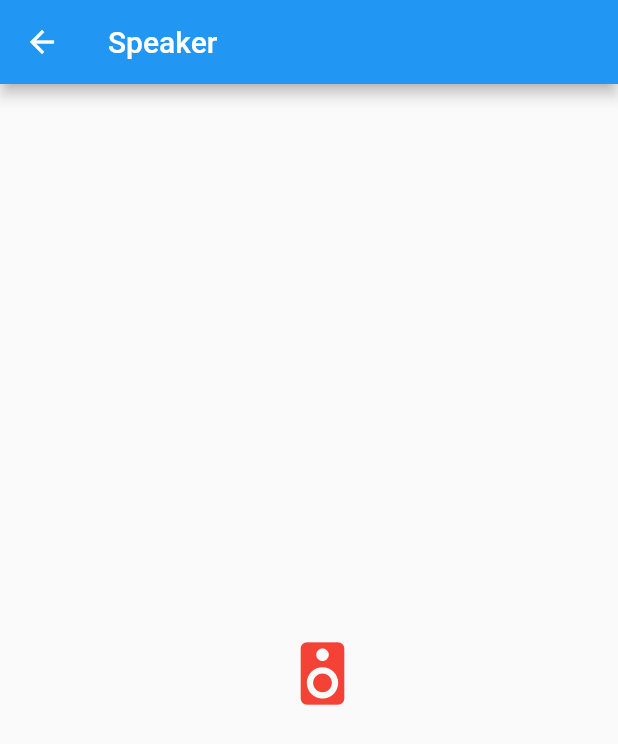
After one commit to w4ndry/learn_flutter_app, a Flutter app: the screen it shows after launch, after a tap on the "headset" icon, on a phone screen of 412 x 824 dp. The commit adds this screen. Shown: the top 744 px of the screen. Run offline on Flutter 3.47's test engine with Material 2 defaults, Android fonts, the phone set to English and light mode, and no system bars.

Commit message:
add navigation

```diff
--- a/lib/main.dart
+++ b/lib/main.dart
@@ -4,10 +4,11 @@ import './src/StyleTextIcon.dart' as style;
 import './src/AppBar.dart' as appBar;
 import './src/LayoutRowAndColumn.dart' as layout;
 import './src/CardAndParsing.dart' as card;
+import './src/Navigation.dart' as nav;
 
 void main() {
   runApp(new MaterialApp(
-    title: 'Card and Parsing',
-    home: card.CardAndParsing(),
+    title: 'Navigation',
+    home: nav.Navigation(),
   ));
 }
--- /dev/null
+++ b/lib/src/Navigation.dart
@@ -0,0 +1,40 @@
+import 'package:flutter/material.dart';
+
+class Navigation extends StatelessWidget {
+  @override
+  Widget build(BuildContext context) {
+    return new Scaffold(
+      appBar: new AppBar(title: new Text("Music"),),
+      body: new Center(
+        child: new IconButton(
+          icon: new Icon(Icons.headset, size: 50.0,),
+          onPressed: (){
+            Navigator.push(
+              context,
+              MaterialPageRoute(builder: (context) => SecondNav()),
+            );
+          },
+        ),
+      ),
+    );
+  }
+}
+
+class SecondNav extends StatelessWidget {
+  @override
+  Widget build(BuildContext context) {
+    return new Scaffold(
+      appBar: new AppBar(title: new Text("Speaker"),),
+      body: new Center(
+        child: new IconButton(
+          icon: new Icon(Icons.speaker, size: 50.0, color: Colors.red,),
+          onPressed: (){
+            Navigator.pop(
+              context,
+            );
+          },
+        ),
+      ),
+    );
+  }
+}
```
